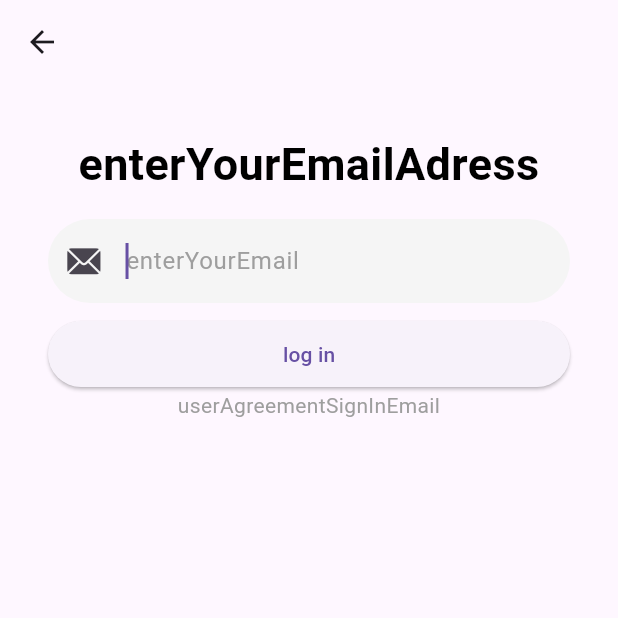
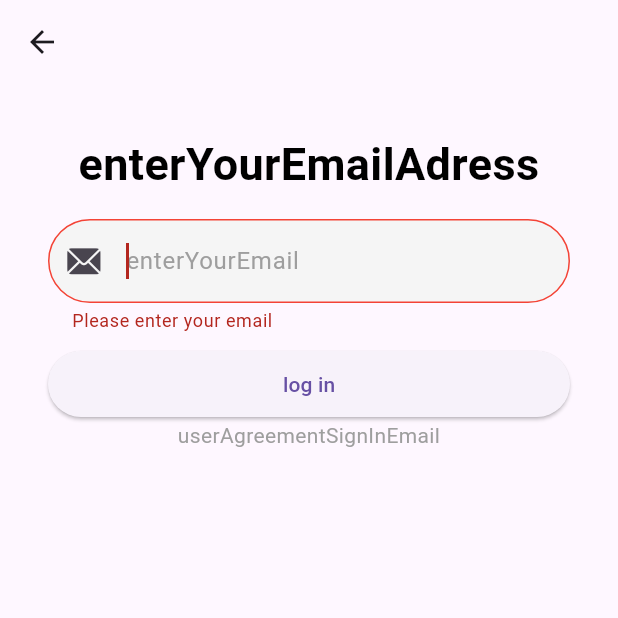
Before and after one commit to lera18a/FitTalk, a Flutter app: the SendOtpScreen screen opened directly, after a tap on "log in", on a phone screen of 412 x 824 dp, the top half of it. Run offline on Flutter 3.47's test engine with Material 3 defaults, Android fonts, the phone set to English and light mode, and no system bars; our stand-ins replace auto_route, bloc, flutter_bloc, flutter_dotenv, fpdart, freezed_annotation and 1 more; accounts and stored records are empty.

Commit message:
fix: the logic of enter email

```diff
--- a/lib/app/auth_listener.dart
+++ b/lib/app/auth_listener.dart
@@ -31,8 +31,8 @@ class AuthListener extends StatelessWidget {
             ScaffoldMessenger.of(
               context,
             ).showSnackBar(SnackBar(content: Text(message ?? 'Ошибка')));
-          case SendOtp():
-            router.push(VerificateOtpRoute());
+          // case SendOtp():
+          //   router.push(VerificateOtpRoute());
         }
       },
       child: child,
--- a/lib/core/utils/app_failure.dart
+++ b/lib/core/utils/app_failure.dart
@@ -3,6 +3,13 @@ sealed class AppFailure {
   final String? message;
 
   const AppFailure({this.message}) : cause = null;
+}
+
+class DefaultAppFailure extends AppFailure {
+  final Object? cause;
+  final String? message;
+
+  const DefaultAppFailure({this.message, this.cause});
 }
 
 /// Email / OTP failures
@@ -20,20 +27,20 @@ final class OtpExpiredFailure extends AppFailure {
 
 /// Input / form failures
 final class EnterEmailFailure extends AppFailure {
-  const EnterEmailFailure();
+  const EnterEmailFailure() : super(message: 'Please enter your email');
 }
 
 final class InvalidEmailFormatFailure extends AppFailure {
-  const InvalidEmailFormatFailure();
+  const InvalidEmailFormatFailure() : super(message: 'Invalid email format');
 }
 
 final class InvalidAccountFailure extends AppFailure {
-  const InvalidAccountFailure();
+  const InvalidAccountFailure() : super(message: 'Invalid account');
 }
 
 /// Storage failures
 sealed class StorageFailure extends AppFailure {
-  const StorageFailure();
+  const StorageFailure() : super(message: 'Unknown storage failure');
 }
 
 final class DbFailure extends StorageFailure {
--- a/lib/feature/auth/data/auth_repository_impl.dart
+++ b/lib/feature/auth/data/auth_repository_impl.dart
@@ -21,7 +21,11 @@ class AuthRepositoryImpl implements AuthRepository {
   Future<Either<AppFailure, void>> requestOtp({required String email}) {
     return _supabase
         .requestOtp(email: email)
-        .then((ans) => right(ans), onError: (e, s) => left(e));
+        .then(
+          (ans) => right(ans),
+          onError: (e, s) =>
+              left(DefaultAppFailure(message: e.toString(), cause: s)),
+        );
   }
 
   @override
--- a/lib/feature/auth/domain/entities/user_entity.dart
+++ b/lib/feature/auth/domain/entities/user_entity.dart
@@ -13,3 +13,4 @@ class UserEntity {
     this.deletionRequestedAt,
   });
 }
+// EMAIL и отп
--- a/lib/feature/auth/domain/use_cases/request_otp.dart
+++ b/lib/feature/auth/domain/use_cases/request_otp.dart
@@ -20,7 +20,7 @@ class RequestOtpUseCase {
       return Left(InvalidEmailFormatFailure());
     }
 
-    await _repository.requestOtp(email: emailParams.email);
-    return right(null);
+    return await _repository.requestOtp(email: emailParams.email);
+    // return right(null);
   }
 }
--- a/lib/feature/auth/domain/use_cases/verify_otp.dart
+++ b/lib/feature/auth/domain/use_cases/verify_otp.dart
@@ -9,10 +9,10 @@ class VerifyOtpUseCase {
   VerifyOtpUseCase(this._repository);
 
   Future<Either<AppFailure, void>> call(EmailParams? emailParams) async {
-    if (emailParams == null) throw 'emailParams is null';
-    if (emailParams.otp == null) return Left(InvalidOtpFailure());
+    if (emailParams == null) return left(UnknownFailure());
+    if (emailParams.otp == null) return left(InvalidOtpFailure());
     if (emailParams.otp == null || emailParams.otp!.isEmpty) {
-      return Left(InvalidOtpFailure());
+      return left(InvalidOtpFailure());
     }
 
     final result = await _repository.verifyOtp(
--- a/lib/feature/auth/presentation/bloc/bloc/auth_bloc.dart
+++ b/lib/feature/auth/presentation/bloc/bloc/auth_bloc.dart
@@ -49,14 +49,14 @@ class AuthBloc extends Bloc<AuthEvent, AuthState> {
 
   Future<void> _onRequestOtp(RequestOtp event, Emitter<AuthState> emit) async {
     debugPrint('📌 RequestOtp | state: $state');
-    if (state is AuthInitial && state is SendOtp) {
+    if (state is AuthInitial) {
       final currentState = state as AuthInitial;
       final params = currentState.params;
       final result = await _requestOtpUseCase(params);
 
       result.fold(
         (e) => emit(currentState.copyWith(errorMessage: e.message)),
-        (token) => emit(SendOtp()),
+        (token) => emit(AuthSuccess()),
       );
     }
   }
--- a/lib/feature/auth/presentation/bloc/bloc/auth_state.dart
+++ b/lib/feature/auth/presentation/bloc/bloc/auth_state.dart
@@ -17,12 +17,6 @@ final class AuthInitial extends AuthState {
   }
 }
 
-final class SendOtp extends AuthState {
-  final String? token;
-
-  SendOtp({this.token});
-}
-
 final class AuthSuccess extends AuthState {}
 
 final class AuthFailure extends AuthState {
@@ -30,8 +24,3 @@ final class AuthFailure extends AuthState {
 
   AuthFailure({required this.message});
 }
-
-// STATE
-// AuthInitial- EMAIL PARAMS, ERROR MESSAGE
-// AuthSuccess - TO SCREEN
-// AuthFailure - MESSAGE
--- a/lib/feature/auth/presentation/view/pages/send_otp_screen.dart
+++ b/lib/feature/auth/presentation/view/pages/send_otp_screen.dart
@@ -1,10 +1,8 @@
 import 'dart:developer';
 
-import 'package:auto_route/auto_route.dart';
 import 'package:fit_talk/core/widgets/f_t_agreement_text.dart';
 import 'package:fit_talk/core/widgets/f_t_text_field.dart';
 import 'package:fit_talk/feature/auth/presentation/bloc/bloc/auth_bloc.dart';
-import 'package:fit_talk/routing/app_router.gr.dart';
 import 'package:flutter/cupertino.dart';
 import 'package:flutter/material.dart';
 import 'package:flutter_bloc/flutter_bloc.dart';
@@ -35,7 +33,6 @@ class SendOtpScreen extends StatelessWidget {
                     name: 'SendOtpScreen',
                   );
                 }
-
                 return Padding(
                   padding: EdgeInsetsGeometry.all(32),
                   child: SingleChildScrollView(
```
Also changed, not shown: docs/models/models.png (added), 1 other file.
